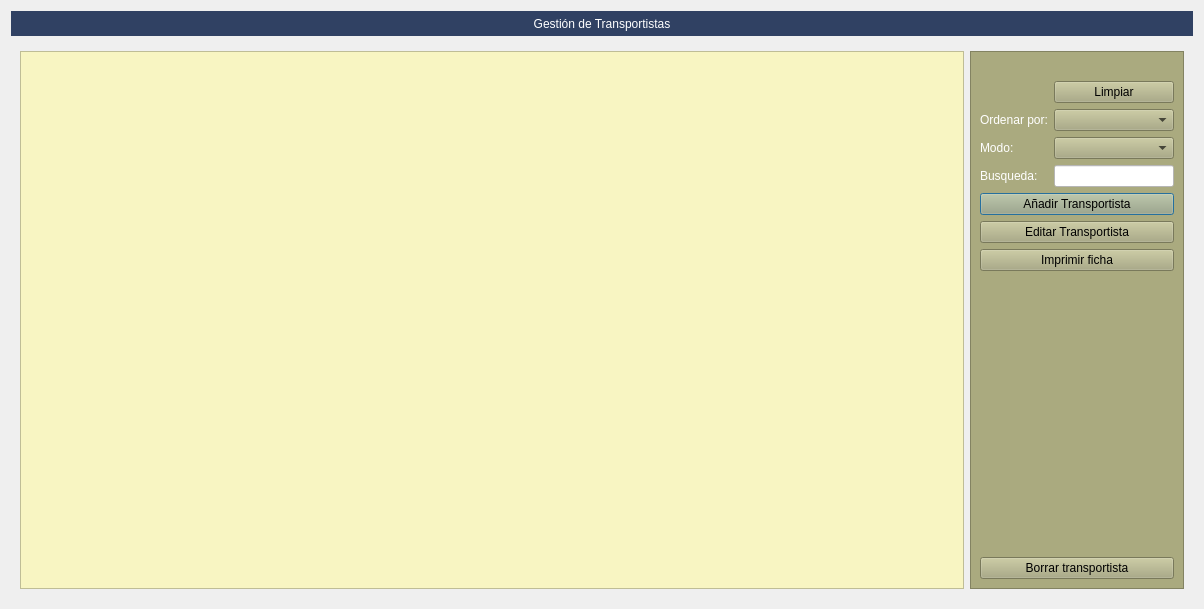
This is Zona_Maestros/frmtransportistas.ui in arcnexus/RedFoX as Qt 5 draws it before an edit. The edited form follows.
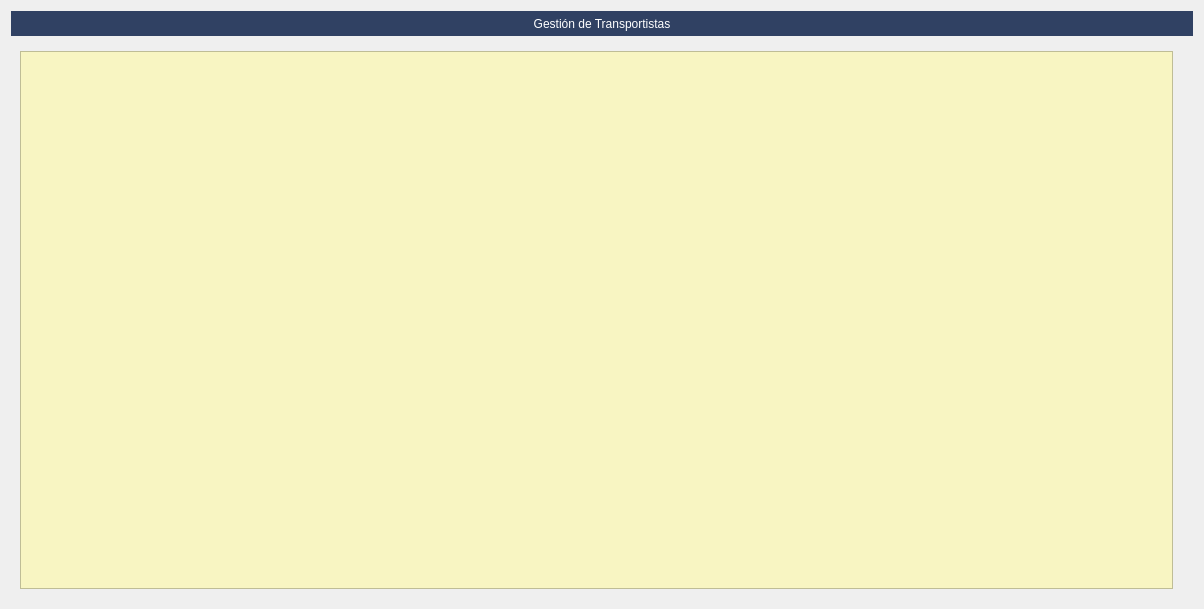
This is the edited form. Icons and pictures are not drawn.

Commit message: Barras de busqueda

Diff of the .ui file:
```diff
--- a/Zona_Maestros/frmtransportistas.ui
+++ b/Zona_Maestros/frmtransportistas.ui
@@ -21,6 +21,9 @@
      </property>
      <widget class="QWidget" name="page">
       <layout class="QGridLayout" name="gridLayout">
+       <property name="rightMargin">
+        <number>20</number>
+       </property>
        <item row="0" column="0">
         <widget class="QTableView" name="tablaBusqueda">
          <property name="styleSheet">
@@ -45,168 +48,6 @@
          </attribute>
         </widget>
        </item>
-       <item row="0" column="1">
-        <widget class="QFrame" name="frame_2">
-         <property name="maximumSize">
-          <size>
-           <width>250</width>
-           <height>16777215</height>
-          </size>
-         </property>
-         <property name="styleSheet">
-          <string notr="true">background-color: rgb(170, 170, 127);
-color: rgb(0, 0, 0);</string>
-         </property>
-         <property name="frameShape">
-          <enum>QFrame::StyledPanel</enum>
-         </property>
-         <property name="frameShadow">
-          <enum>QFrame::Raised</enum>
-         </property>
-         <layout class="QGridLayout" name="gridLayout_7">
-          <item row="2" column="1" colspan="2">
-           <widget class="QComboBox" name="cboOrden">
-            <property name="minimumSize">
-             <size>
-              <width>120</width>
-              <height>0</height>
-             </size>
-            </property>
-           </widget>
-          </item>
-          <item row="5" column="0" colspan="3">
-           <widget class="QPushButton" name="btnAnadir_2">
-            <property name="styleSheet">
-             <string notr="true">color: rgb(0, 0, 0);</string>
-            </property>
-            <property name="text">
-             <string>Añadir Transportista</string>
-            </property>
-            <property name="icon">
-             <iconset resource="../maya.qrc">
-              <normaloff>:/Icons/PNG/add.png</normaloff>:/Icons/PNG/add.png</iconset>
-            </property>
-           </widget>
-          </item>
-          <item row="6" column="0" colspan="3">
-           <widget class="QPushButton" name="btnEditar_2">
-            <property name="styleSheet">
-             <string notr="true">color: rgb(0, 0, 0);</string>
-            </property>
-            <property name="text">
-             <string>Editar Transportista</string>
-            </property>
-            <property name="icon">
-             <iconset resource="../maya.qrc">
-              <normaloff>:/Icons/PNG/edit.png</normaloff>:/Icons/PNG/edit.png</iconset>
-            </property>
-           </widget>
-          </item>
-          <item row="3" column="0">
-           <widget class="QLabel" name="label_23">
-            <property name="styleSheet">
-             <string notr="true">color: rgb(255, 255, 255);</string>
-            </property>
-            <property name="text">
-             <string>Modo:</string>
-            </property>
-           </widget>
-          </item>
-          <item row="2" column="0">
-           <widget class="QLabel" name="label_22">
-            <property name="styleSheet">
-             <string notr="true">color: rgb(255, 255, 255);</string>
-            </property>
-            <property name="text">
-             <string>Ordenar por:</string>
-            </property>
-           </widget>
-          </item>
-          <item row="3" column="1" colspan="2">
-           <widget class="QComboBox" name="cboModo"/>
-          </item>
-          <item row="1" column="1" colspan="2">
-           <widget class="QPushButton" name="btnLimpiar">
-            <property name="styleSheet">
-             <string notr="true">color: rgb(0, 0, 0);</string>
-            </property>
-            <property name="text">
-             <string>Limpiar</string>
-            </property>
-            <property name="icon">
-             <iconset resource="../maya.qrc">
-              <normaloff>:/Icons/PNG/clean.png</normaloff>:/Icons/PNG/clean.png</iconset>
-            </property>
-           </widget>
-          </item>
-          <item row="8" column="0">
-           <spacer name="verticalSpacer">
-            <property name="orientation">
-             <enum>Qt::Vertical</enum>
-            </property>
-            <property name="sizeHint" stdset="0">
-             <size>
-              <width>20</width>
-              <height>40</height>
-             </size>
-            </property>
-           </spacer>
-          </item>
-          <item row="4" column="1" colspan="2">
-           <widget class="QLineEdit" name="txtBuscar">
-            <property name="styleSheet">
-             <string notr="true">background-color: rgb(255, 255, 255);</string>
-            </property>
-           </widget>
-          </item>
-          <item row="9" column="0" colspan="3">
-           <widget class="QPushButton" name="btnborrar_2">
-            <property name="text">
-             <string>Borrar transportista</string>
-            </property>
-            <property name="icon">
-             <iconset resource="../maya.qrc">
-              <normaloff>:/Icons/PNG/borrar.png</normaloff>:/Icons/PNG/borrar.png</iconset>
-            </property>
-           </widget>
-          </item>
-          <item row="7" column="0" colspan="3">
-           <widget class="QPushButton" name="btnImprimir_2">
-            <property name="styleSheet">
-             <string notr="true">color: rgb(0, 0, 0);</string>
-            </property>
-            <property name="text">
-             <string>Imprimir ficha</string>
-            </property>
-            <property name="icon">
-             <iconset resource="../maya.qrc">
-              <normaloff>:/Icons/PNG/print2.png</normaloff>:/Icons/PNG/print2.png</iconset>
-            </property>
-           </widget>
-          </item>
-          <item row="0" column="1" colspan="2">
-           <widget class="QLabel" name="label_30">
-            <property name="text">
-             <string/>
-            </property>
-            <property name="pixmap">
-             <pixmap resource="../maya.qrc">:/Icons/PNG/busca_filtra.png</pixmap>
-            </property>
-           </widget>
-          </item>
-          <item row="4" column="0">
-           <widget class="QLabel" name="label_17">
-            <property name="styleSheet">
-             <string notr="true">color: rgb(255, 255, 255);</string>
-            </property>
-            <property name="text">
-             <string>Busqueda:</string>
-            </property>
-           </widget>
-          </item>
-         </layout>
-        </widget>
-       </item>
       </layout>
      </widget>
      <widget class="QWidget" name="page_2">
```
Left out of the diff: 3 changed lines with no effect on the pictures. The commit also changes 41 other files.
